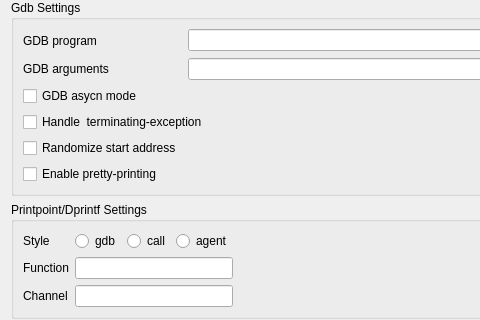
epasveer/seer, file src/SeerGdbConfigPage.ui: the form before one commit; both pictures show x 0 to 480 and y 0 to 320 of the 792 by 870 pixel window.
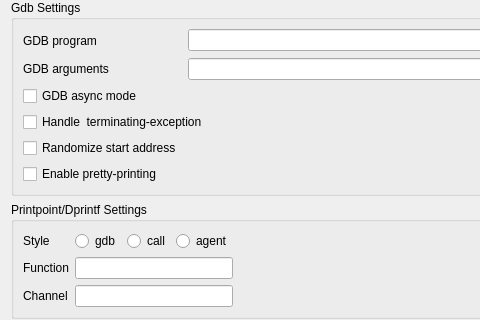
The form after the commit. Icons and pictures are not drawn.

Commit message: GDB config UI typo

The edit to the form file:
```diff
--- a/src/SeerGdbConfigPage.ui
+++ b/src/SeerGdbConfigPage.ui
@@ -87,7 +87,7 @@
          <string>Turn gdb 'async' mode on or off.</string>
         </property>
         <property name="text">
-         <string>GDB asycn mode</string>
+         <string>GDB async mode</string>
         </property>
        </widget>
       </item>
```
